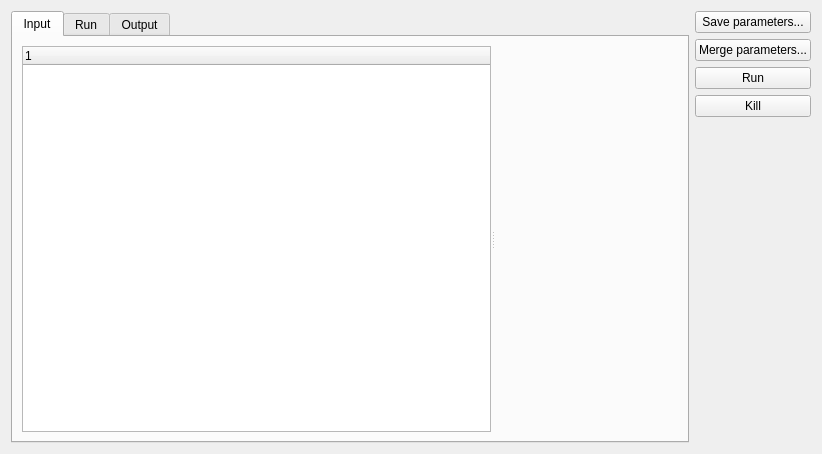
The window that src/workbench/analysisform.ui (hkroeger/insightcae) describes before a commit, drawn with Qt 5.
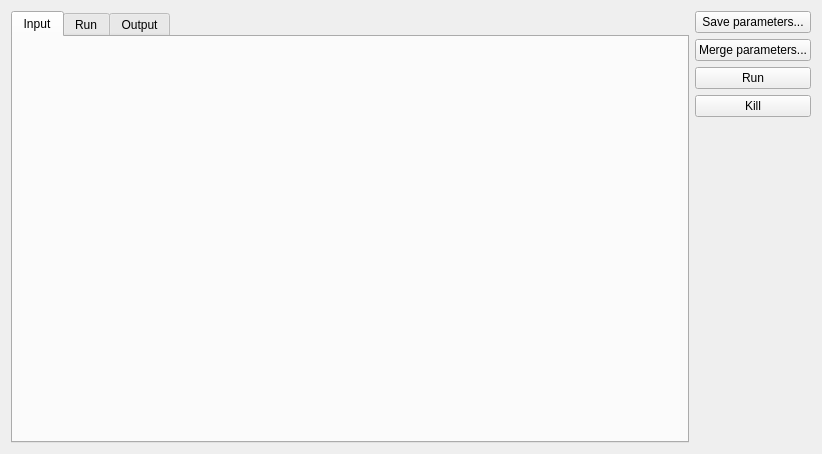
The same window after the commit.

The edit to the form file:
```diff
--- a/src/workbench/analysisform.ui
+++ b/src/workbench/analysisform.ui
@@ -20,35 +20,7 @@
       <attribute name="title">
        <string>Input</string>
       </attribute>
-      <layout class="QHBoxLayout" name="horizontalLayout_4">
-       <item>
-        <widget class="QSplitter" name="splitter">
-         <property name="sizePolicy">
-          <sizepolicy hsizetype="Minimum" vsizetype="Preferred">
-           <horstretch>0</horstretch>
-           <verstretch>0</verstretch>
-          </sizepolicy>
-         </property>
-         <property name="orientation">
-          <enum>Qt::Horizontal</enum>
-         </property>
-         <widget class="QTreeWidget" name="ptree">
-          <property name="sizePolicy">
-           <sizepolicy hsizetype="Preferred" vsizetype="Preferred">
-            <horstretch>0</horstretch>
-            <verstretch>0</verstretch>
-           </sizepolicy>
-          </property>
-          <column>
-           <property name="text">
-            <string notr="true">1</string>
-           </property>
-          </column>
-         </widget>
-         <widget class="QWidget" name="inputContents" native="true"/>
-        </widget>
-       </item>
-      </layout>
+      <layout class="QHBoxLayout" name="inputTabLayout"/>
      </widget>
      <widget class="QWidget" name="runTab">
       <attribute name="title">
```
Left out of the diff: 4 changed lines with no effect on the pictures.
